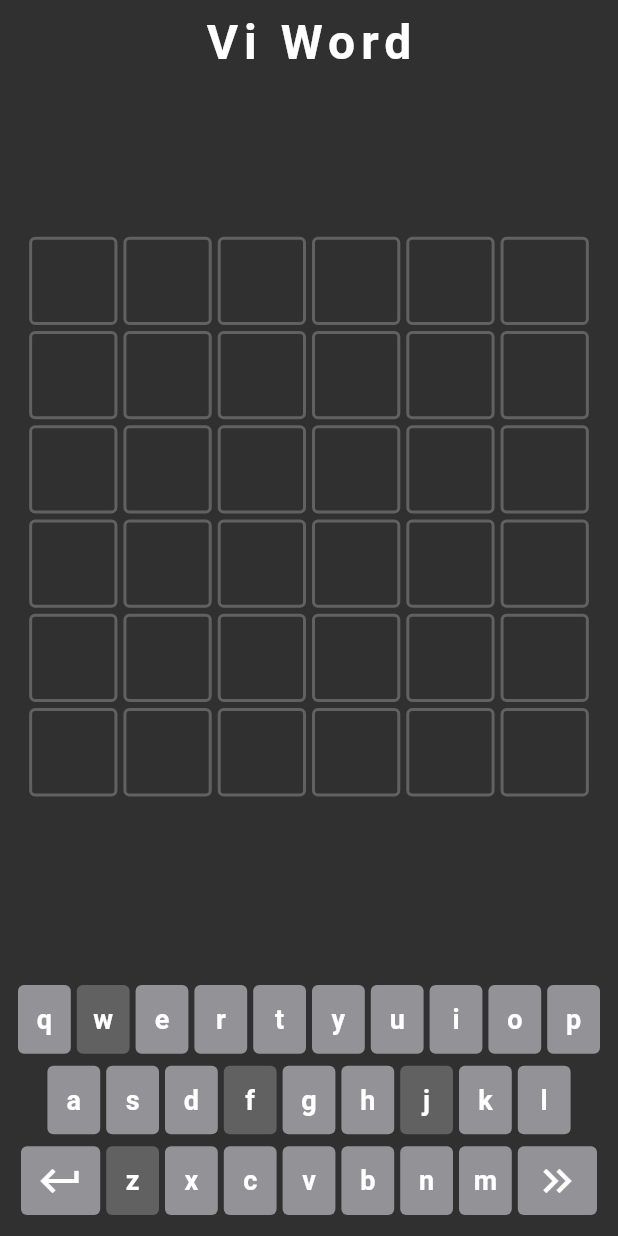
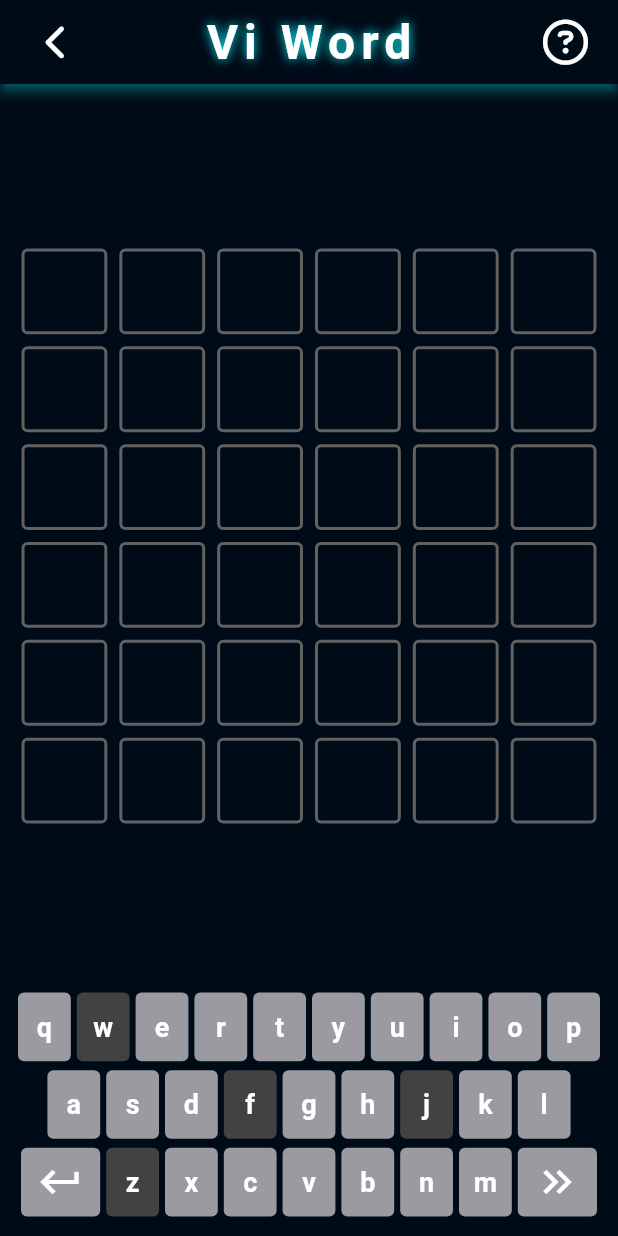
Before and after one commit to tadyuh76/vi_word, a Flutter app: the screen it shows after launch, on a phone screen of 412 x 824 dp. Run offline on Flutter 3.47's test engine with Material 2 defaults, Android fonts, the phone set to English and light mode, and no system bars; drawn by our look-alikes of flip_card; our stand-ins replace flutter_inset_box_shadow, font_awesome_flutter.

Commit message:
refactor code and redesign app ui

```diff
--- a/lib/main.dart
+++ b/lib/main.dart
@@ -1,5 +1,6 @@
 import 'package:flutter/material.dart';
 import 'package:vi_word/screens/game_screeen/game_screen.dart';
+import 'package:vi_word/utils/colors.dart';
 import 'package:vi_word/widgets/max_width_container.dart';
 
 void main() => runApp(const App());
@@ -11,7 +12,7 @@ class App extends StatelessWidget {
   Widget build(BuildContext context) {
     return MaterialApp(
       debugShowCheckedModeBanner: false,
-      theme: ThemeData.dark(),
+      theme: ThemeData.dark().copyWith(scaffoldBackgroundColor: kBackground),
       home: const MaxWidthContainer(child: GameScreen()),
     );
   }
--- a/lib/models/letter.dart
+++ b/lib/models/letter.dart
@@ -13,8 +13,23 @@ class Letter {
 
   Color get backgroundColor {
     switch (status) {
+      case LetterStatus.correct:
+        return kPrimary.withAlpha(220);
+      case LetterStatus.wrongAccent:
+        return kSecondary.withAlpha(230);
+      case LetterStatus.wrongPosition:
+        return kTernary.withAlpha(220);
+      case LetterStatus.notInWord:
+        return kDarkGrey;
       case LetterStatus.initial:
         return Colors.transparent;
+      default:
+        return Colors.grey[700]!;
+    }
+  }
+
+  Color get borderColor {
+    switch (status) {
       case LetterStatus.correct:
         return kPrimary;
       case LetterStatus.wrongAccent:
@@ -24,16 +39,7 @@ class Letter {
       case LetterStatus.notInWord:
         return Colors.grey[700]!;
       default:
-        return Colors.transparent;
-    }
-  }
-
-  Color get borderColor {
-    switch (status) {
-      case LetterStatus.initial:
         return Colors.grey[700]!;
-      default:
-        return Colors.transparent;
     }
   }
 
--- a/lib/models/word.dart
+++ b/lib/models/word.dart
@@ -36,28 +36,4 @@ class Word {
       letters[lastLetterIndex] = Letter.empty();
     }
   }
-
-  bool validate(String solution, void Function(Letter) callback) {
-    int correct = 0;
-    for (int i = 0; i < letters.length; i++) {
-      final currentWordLetter = letters[i];
-      final currentSolutionLetter = solution[i];
-
-      if (currentWordLetter.val == currentSolutionLetter) {
-        correct++;
-        currentWordLetter.copyWith(status: LetterStatus.correct);
-      } else if (removeDiacritics(currentSolutionLetter) ==
-          removeDiacritics(currentWordLetter.val)) {
-        currentWordLetter.copyWith(status: LetterStatus.wrongAccent);
-      } else if (removeDiacritics(solution)
-          .contains(removeDiacritics(currentWordLetter.val))) {
-        currentWordLetter.copyWith(status: LetterStatus.wrongPosition);
-      } else {
-        currentWordLetter.copyWith(status: LetterStatus.notInWord);
-      }
-
-      callback(currentWordLetter);
-    }
-    return correct == letters.length;
-  }
 }
--- /dev/null
+++ b/lib/screens/game_screeen/app_bar.dart
@@ -0,0 +1,51 @@
+import 'package:flutter/material.dart';
+import 'package:font_awesome_flutter/font_awesome_flutter.dart';
+import 'package:vi_word/utils/breakpoints.dart';
+import 'package:vi_word/utils/constants.dart' as constants;
+import '../../utils/colors.dart';
+
+AppBar renderAppBar(BuildContext context) {
+  return AppBar(
+    backgroundColor: Theme.of(context).scaffoldBackgroundColor,
+    elevation: 3,
+    shadowColor: kPrimary,
+    leading: Container(
+      alignment: Alignment.center,
+      padding: const EdgeInsets.only(left: kDefaultPadding),
+      child: GestureDetector(
+        onTap: () {},
+        child: const FaIcon(
+          FontAwesomeIcons.chevronLeft,
+          size: 24,
+        ),
+      ),
+    ),
+    actions: [
+      Container(
+        alignment: Alignment.center,
+        padding: const EdgeInsets.only(right: kDefaultPadding),
+        child: GestureDetector(
+          onTap: () {},
+          child: const FaIcon(
+            FontAwesomeIcons.circleQuestion,
+            size: 30,
+          ),
+        ),
+      )
+    ],
+    title: const Text(constants.appName),
+    centerTitle: true,
+    titleTextStyle: const TextStyle(
+        letterSpacing: 4,
+        fontWeight: FontWeight.bold,
+        fontSize: 32,
+        color: Colors.white,
+        shadows: [
+          BoxShadow(
+            color: kPrimary,
+            blurRadius: 8,
+            spreadRadius: 4,
+          )
+        ]),
+  );
+}
--- a/lib/screens/game_screeen/game_screen.dart
+++ b/lib/screens/game_screeen/game_screen.dart
@@ -1,10 +1,13 @@
+import 'package:flip_card/flip_card_controller.dart';
 import 'package:flutter/material.dart';
+import 'package:font_awesome_flutter/font_awesome_flutter.dart';
 import 'package:vi_word/models/letter.dart';
 import 'package:vi_word/models/word.dart';
+import 'package:vi_word/screens/game_screeen/app_bar.dart';
+import 'package:vi_word/services/game_service.dart';
 import 'package:vi_word/utils/breakpoints.dart';
 import 'package:vi_word/utils/colors.dart';
 import 'package:vi_word/utils/constants.dart' as constants;
-import 'package:vi_word/utils/remove_diacritics.dart';
 import 'package:vi_word/utils/show_snack_bar.dart';
 import 'package:vi_word/widgets/accent_box.dart';
 import 'package:vi_word/widgets/board.dart';
@@ -20,7 +23,11 @@ class GameScreen extends StatefulWidget {
 }
 
 class _GameScreenState extends State<GameScreen> {
-  final List<Word> _board = constants.initBoard;
+  final _gameService = GameService();
+  final _board = GameService.initBoard;
+  final _flipCardControllers = GameService.initFlipCardControllers;
+  final Set<Letter> specialKeys = {};
+
   int _currentIndex = 0;
   GameStatus _gameStatus = GameStatus.playing;
   bool accentBoxVisible = false;
@@ -29,15 +36,13 @@ class _GameScreenState extends State<GameScreen> {
       _currentIndex < _board.length ? _board[_currentIndex] : null;
   String get _solution => 'bánhmì';
 
-  final Set<Letter> specialKeys = {};
-
-  void onKeyTap(String val) {
+  void onKeyTap(String key) {
     if (_gameStatus == GameStatus.playing) {
       setState(() {
-        bool? added = _currentWord?.addLetter(val);
+        bool? added = _currentWord?.addLetter(key);
 
-        // if the key can has accent
-        if (constants.keyWithAccents.keys.contains(val)) {
+        // if the key can have accents
+        if (constants.keyWithAccents.keys.contains(key)) {
           accentBoxVisible = added ?? false;
         }
       });
@@ -66,12 +71,15 @@ class _GameScreenState extends State<GameScreen> {
     }
   }
 
-  void onEnterTap() {
+  Future<void> onEnterTap() async {
     if (_gameStatus == GameStatus.playing &&
         _currentWord != null &&
         _currentWord!.letters.every((e) => e.val != '')) {
       setState(() {
-        bool isCorrect = _currentWord!.validate(_solution, updateKeyboard);
+        _gameStatus = GameStatus.submiting;
+        bool isCorrect =
+            _gameService.validate(_currentWord!, _solution, specialKeys);
+
         if (isCorrect) {
           showSnackBar(
             context: context,
@@ -90,30 +98,20 @@ class _GameScreenState extends State<GameScreen> {
           _gameStatus = GameStatus.lost;
         } else {
           _gameStatus = GameStatus.playing;
+        }
         _currentIndex++;
-        }
       });
+
+      _gameService.flipCards(
+        _currentWord!,
+        _flipCardControllers[_currentIndex - 1],
+      );
     } else {
       showSnackBar(
         context: context,
         backgroundColor: kRed,
         text: 'Bạn chưa nhập hết từ!',
       );
-    }
-  }
-
-  void updateKeyboard(Letter enteredLetter) {
-    final removedAccentLetterVal = removeDiacritics(enteredLetter.val);
-    final keyToUpdate = specialKeys.firstWhere(
-        (e) => e.val == removedAccentLetterVal,
-        orElse: () => Letter.empty());
-
-    if (keyToUpdate.status != LetterStatus.correct) {
-      specialKeys.removeWhere((e) => e.val == removedAccentLetterVal);
-      specialKeys.add(Letter(
-        val: removedAccentLetterVal,
-        status: enteredLetter.status,
-      ));
     }
   }
 
@@ -131,8 +129,12 @@ class _GameScreenState extends State<GameScreen> {
             Column(
               mainAxisAlignment: MainAxisAlignment.spaceBetween,
               children: [
-                  Board(board: _board),
-                  const SizedBox(height: kDefaultPadding),
+                const SizedBox(height: kDefaultPadding / 2),
+                Board(
+                  board: _board,
+                  flipCardControllers: _flipCardControllers,
+                ),
+                const SizedBox(height: kDefaultPadding / 2),
                 Keyboard(
                   onKeyTap: onKeyTap,
                   onLimitedKeyTap: onLimitedKeyTap,
@@ -141,7 +143,8 @@ class _GameScreenState extends State<GameScreen> {
                   specialKeys: specialKeys,
                 ),
                 const SizedBox(height: kDefaultPadding / 2),
-                ]),
+              ],
+            ),
             AccentBox(
               onTap: onAccentTap,
               visible: accentBoxVisible,
@@ -153,18 +156,3 @@ class _GameScreenState extends State<GameScreen> {
     );
   }
 }
-
-AppBar renderAppBar(BuildContext context) {
-  return AppBar(
-    backgroundColor: Theme.of(context).scaffoldBackgroundColor,
-    elevation: 0,
-    title: const Text(constants.appName),
-    centerTitle: true,
-    titleTextStyle: const TextStyle(
-      letterSpacing: 4,
-      fontWeight: FontWeight.bold,
-      fontSize: 32,
-      color: Colors.white,
-    ),
-  );
-}
--- /dev/null
+++ b/lib/services/game_service.dart
@@ -0,0 +1,69 @@
+import 'package:flip_card/flip_card_controller.dart';
+import 'package:vi_word/models/letter.dart';
+import 'package:vi_word/models/word.dart';
+import 'package:vi_word/utils/remove_diacritics.dart';
+
+class GameService {
+  static final List<Word> initBoard = List.generate(
+    6,
+    (_) => Word(letters: List.generate(6, (_) => Letter.empty())),
+  );
+
+  static final List<List<FlipCardController>> initFlipCardControllers =
+      List.generate(
+    6,
+    (index) => List.generate(6, (index) => FlipCardController()),
+  );
+
+  bool validate(
+    Word word,
+    String solution,
+    Set<Letter> specialKeys,
+  ) {
+    int correct = 0;
+    final letters = word.letters;
+    for (int i = 0; i < letters.length; i++) {
+      final currentWordLetter = letters[i];
+      final currentSolutionLetter = solution[i];
+
+      if (currentWordLetter.val == currentSolutionLetter) {
+        correct++;
+        currentWordLetter.copyWith(status: LetterStatus.correct);
+      } else if (removeDiacritics(currentSolutionLetter) ==
+          removeDiacritics(currentWordLetter.val)) {
+        currentWordLetter.copyWith(status: LetterStatus.wrongAccent);
+      } else if (removeDiacritics(solution)
+          .contains(removeDiacritics(currentWordLetter.val))) {
+        currentWordLetter.copyWith(status: LetterStatus.wrongPosition);
+      } else {
+        currentWordLetter.copyWith(status: LetterStatus.notInWord);
+      }
+
+      updateKeyboard(currentWordLetter, specialKeys);
+    }
+    return correct == letters.length;
+  }
+
+  void updateKeyboard(Letter enteredLetter, Set<Letter> specialKeys) {
+    final removedAccentLetterVal = removeDiacritics(enteredLetter.val);
+    final keyToUpdate = specialKeys.firstWhere(
+        (e) => e.val == removedAccentLetterVal,
+        orElse: () => Letter.empty());
+
+    if (keyToUpdate.status != LetterStatus.correct) {
+      specialKeys.removeWhere((e) => e.val == removedAccentLetterVal);
+      specialKeys.add(Letter(
+        val: removedAccentLetterVal,
+        status: enteredLetter.status,
+      ));
+    }
+  }
+
+  void flipCards(
+      Word currentWord, List<FlipCardController> flipCardControllers) {
+    currentWord!.letters.asMap().forEach((i, element) async {
+      await Future.delayed(Duration(milliseconds: (i + 1) * 200),
+          () => flipCardControllers[i].toggleCard());
+    });
+  }
+}
--- a/lib/utils/colors.dart
+++ b/lib/utils/colors.dart
@@ -1,7 +1,10 @@
 import 'package:flutter/material.dart';
 
-const Color kPrimary = Color(0xFF0CC078);
-const Color kSecondary = Color(0xFF1DACD6);
-const Color kTernary = Color(0xFFFDDD5C);
-const Color kRed = Color(0xFFFB6862);
-const Color kGrey = Color(0xFF939397);
+const kPrimary = Color(0xFF08F7FE);
+const kSecondary = Color(0xFFF5D300);
+const kTernary = Color(0xFFFE53BB);
+const kRed = Color(0xFFFB6862);
+const kGrey = Color(0xFF9a9aa0);
+const kDarkGrey = Color(0xFF424242);
+const kBackground = Color(0xFF000B18);
+// const test = Colors.grey[400];
--- a/lib/utils/constants.dart
+++ b/lib/utils/constants.dart
@@ -11,10 +11,6 @@ const keyRows = [
   ['a', 's', 'd', 'f', 'g', 'h', 'j', 'k', 'l'],
   [delKey, 'z', 'x', 'c', 'v', 'b', 'n', 'm', enterKey],
 ];
-final List<Word> initBoard = List.generate(
-  6,
-  (_) => Word(letters: List.generate(6, (_) => Letter.empty())),
-);
 
 final Map<String, List<List<String>>> keyWithAccents = {
   'a': [
@@ -27,7 +23,7 @@ final Map<String, List<List<String>>> keyWithAccents = {
     ['ê', 'ế', 'ề', 'ể', 'ễ', 'ệ'],
   ],
   'i': [
-    ['', 'í', 'ì', 'ỉ', 'ĩ', 'ị'],
+    ['í', 'ì', 'ỉ', 'ĩ', 'ị'],
   ],
   'o': [
     ['', 'ó', 'ò', 'ỏ', 'õ', 'ọ'],
@@ -38,4 +34,10 @@ final Map<String, List<List<String>>> keyWithAccents = {
     ['', 'ú', 'ù', 'ủ', 'ũ', 'ụ'],
     ['ư', 'ứ', 'ừ', 'ử', 'ữ', 'ự'],
   ],
+  'y': [
+    ['ý', 'ỳ', 'ỷ', 'ỹ', 'ỵ']
+  ],
+  'd': [
+    ['đ']
+  ]
 };
--- a/lib/widgets/accent_box.dart
+++ b/lib/widgets/accent_box.dart
@@ -1,6 +1,6 @@
 import 'dart:math';
-
-import 'package:flutter/material.dart';
+import 'package:flutter/material.dart' hide BoxShadow, BoxDecoration;
+import 'package:flutter_inset_box_shadow/flutter_inset_box_shadow.dart';
 import 'package:vi_word/utils/breakpoints.dart';
 import 'package:vi_word/utils/colors.dart';
 import 'package:vi_word/utils/constants.dart' as constants;
@@ -37,13 +37,12 @@ class AccentBox extends StatelessWidget {
               width: baseSize * 0.6,
               padding: const EdgeInsets.all(kDefaultPadding / 3),
               decoration: BoxDecoration(
-                color: kPrimary,
+                color: kDarkGrey,
                 borderRadius: BorderRadius.circular(8),
                 boxShadow: const [
                   BoxShadow(
-                    color: Colors.black,
-                    blurRadius: 8,
-                    offset: Offset(4, 4),
+                    blurRadius: 10,
+                    color: kBackground,
                   ),
                 ],
               ),
@@ -51,6 +50,8 @@ class AccentBox extends StatelessWidget {
                 crossAxisAlignment: CrossAxisAlignment.stretch,
                 children: accentedKeys
                     .map((e) => Row(
+                          mainAxisAlignment: MainAxisAlignment.center,
+                          crossAxisAlignment: CrossAxisAlignment.center,
                           children: e
                               .map(
                                 (e) => accentedKeys.length == 1 && e == ''
@@ -66,17 +67,6 @@ class AccentBox extends StatelessWidget {
               ),
             ),
           ),
-          Positioned(
-            bottom: keyboardHeight + kDefaultPadding,
-            child: RotationTransition(
-              turns: const AlwaysStoppedAnimation(45 / 360),
-              child: Container(
-                width: 10,
-                height: 10,
-                color: kPrimary,
-              ),
-            ),
-          )
         ],
       ),
     );
@@ -104,11 +94,13 @@ class _AccentedKey extends StatelessWidget {
           opacity: isEmptyAccent ? 0 : 1,
           child: InkWell(
             onTap: () => onTap(accentedKey),
+            child: ConstrainedBox(
+              constraints: const BoxConstraints(maxWidth: 50),
               child: Container(
                 height: 40,
                 margin: const EdgeInsets.symmetric(horizontal: 2, vertical: 3),
                 decoration: BoxDecoration(
-                color: Colors.black26,
+                  color: Colors.white24,
                   borderRadius: BorderRadius.circular(4),
                 ),
                 child: Center(
@@ -124,6 +116,7 @@ class _AccentedKey extends StatelessWidget {
             ),
           ),
         ),
+      ),
     );
   }
 }
--- a/lib/widgets/board.dart
+++ b/lib/widgets/board.dart
@@ -1,14 +1,18 @@
 import 'dart:math';
-
+import 'package:flip_card/flip_card.dart';
+import 'package:flip_card/flip_card_controller.dart';
 import 'package:flutter/material.dart';
+import 'package:vi_word/models/letter.dart';
 import 'package:vi_word/models/word.dart';
 import 'package:vi_word/widgets/board_tile.dart';
 
 class Board extends StatelessWidget {
   final List<Word> board;
+  final List<List<FlipCardController>> flipCardControllers;
   const Board({
     Key? key,
     required this.board,
+    required this.flipCardControllers,
   }) : super(key: key);
 
   @override
@@ -22,17 +26,36 @@ class Board extends StatelessWidget {
             crossAxisAlignment: CrossAxisAlignment.center,
             mainAxisAlignment: MainAxisAlignment.center,
             children: board
+                .asMap()
                 .map(
-                  (word) => Row(
-                    mainAxisAlignment: MainAxisAlignment.center,
-                    children: word.letters
-                        .map((letter) => BoardTile(
-                              letter: letter,
-                              size: baseSize / 7,
-                            ))
-                        .toList(),
+                  (i, word) => MapEntry(
+                    i,
+                    Row(
+                      mainAxisAlignment: MainAxisAlignment.center,
+                      children: word.letters
+                          .asMap()
+                          .map((j, letter) => MapEntry(
+                                j,
+                                FlipCard(
+                                  controller: flipCardControllers[i][j],
+                                  flipOnTouch: false,
+                                  // direction: FlipDirection.HORIZONTAL,
+                                  front: BoardTile(
+                                    letter: Letter(val: letter.val),
+                                    size: baseSize / 7.2,
+                                  ),
+                                  back: BoardTile(
+                                    letter: letter,
+                                    size: baseSize / 7.2,
+                                  ),
+                                ),
+                              ))
+                          .values
+                          .toList(),
+                    ),
                   ),
                 )
+                .values
                 .toList(),
           );
         },
--- a/lib/widgets/board_tile.dart
+++ b/lib/widgets/board_tile.dart
@@ -1,5 +1,7 @@
-import 'package:flutter/material.dart';
+import 'package:flutter/material.dart' hide BoxShadow, BoxDecoration;
+import 'package:flutter_inset_box_shadow/flutter_inset_box_shadow.dart';
 import 'package:vi_word/models/letter.dart';
+import 'package:vi_word/utils/colors.dart';
 
 class BoardTile extends StatelessWidget {
   final Letter letter;
@@ -13,19 +15,42 @@ class BoardTile extends StatelessWidget {
       return Container(
         width: size,
         height: size,
-        margin: const EdgeInsets.all(2),
-        padding: const EdgeInsets.all(4),
+        margin: const EdgeInsets.all(4),
+        padding: EdgeInsets.only(top: size * 0.05),
         alignment: Alignment.center,
         decoration: BoxDecoration(
+          color: kBackground,
           border: Border.all(color: letter.borderColor, width: 2),
-          color: letter.backgroundColor,
+          boxShadow: [
+            BoxShadow(
+              color: letter.backgroundColor,
+              spreadRadius: 2,
+              blurRadius: 4,
+            ),
+            BoxShadow(
+              color: letter.backgroundColor,
+              spreadRadius: 4,
+              blurRadius: 4,
+              inset: true,
+            ),
+          ],
+          // color: letter.backgroundColor,
           borderRadius: BorderRadius.circular(4),
         ),
         child: Text(
           letter.val.toUpperCase(),
-          style: const TextStyle(
-            fontSize: 32,
+          style: TextStyle(
+            fontSize: size * 0.6,
             fontWeight: FontWeight.bold,
+            color:
+                letter.status == LetterStatus.notInWord ? kGrey : Colors.white,
+            shadows: [
+              BoxShadow(
+                color: letter.backgroundColor,
+                spreadRadius: 20,
+                blurRadius: 4,
+              )
+            ],
           ),
         ),
       );
--- a/lib/widgets/keyboard.dart
+++ b/lib/widgets/keyboard.dart
@@ -1,5 +1,4 @@
 import 'dart:math';
-
 import 'package:flutter/material.dart';
 import 'package:vi_word/models/letter.dart';
 import 'package:vi_word/utils/breakpoints.dart';
@@ -115,9 +114,9 @@ class _KeyboardButton extends StatelessWidget {
     final bool isNotVietnamese = {'w', 'f', 'j', 'z'}.contains(keyVal);
 
     return Padding(
-      padding: const EdgeInsets.symmetric(horizontal: 2, vertical: 4),
+      padding: const EdgeInsets.symmetric(horizontal: 2, vertical: 3),
       child: Material(
-        color: isNotVietnamese ? Colors.grey[700] : backgroundColor,
+        color: isNotVietnamese ? kDarkGrey : backgroundColor,
         borderRadius: BorderRadius.circular(4),
         child: InkWell(
           onTap: onTap,
@@ -126,6 +125,9 @@ class _KeyboardButton extends StatelessWidget {
             width:
                 [enterKey, delKey].contains(keyVal) ? 1.5 * keyWidth : keyWidth,
             height: 1.3 * keyWidth,
+            decoration: BoxDecoration(
+              borderRadius: BorderRadius.circular(4),
+            ),
             child: icon != null
                 ? Icon(icon, size: 32)
                 : Text(
--- a/pubspec.yaml
+++ b/pubspec.yaml
@@ -34,6 +34,9 @@ dependencies:
   # The following adds the Cupertino Icons font to your application.
   # Use with the CupertinoIcons class for iOS style icons.
   cupertino_icons: ^1.0.2
+  flutter_inset_box_shadow: ^1.0.8
+  font_awesome_flutter: ^10.1.0
+  flip_card: ^0.6.0
 
 dev_dependencies:
   flutter_test:
```
Also changed, not shown: pubspec.lock. Lines whose indentation alone changed are shown as unchanged.
